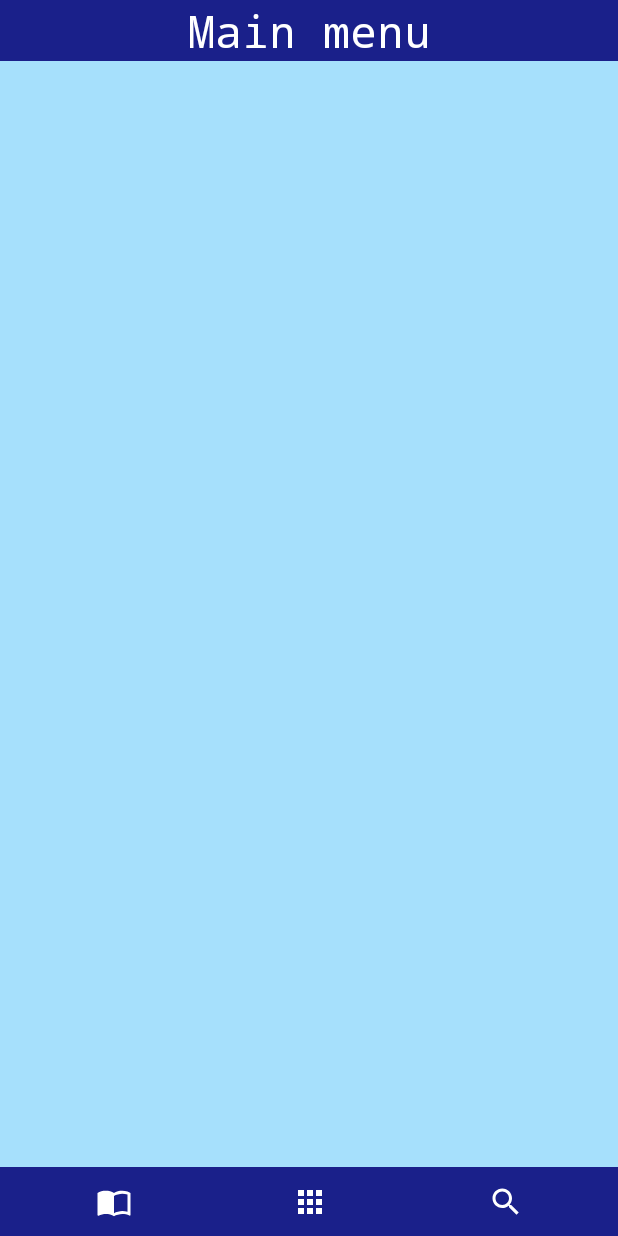
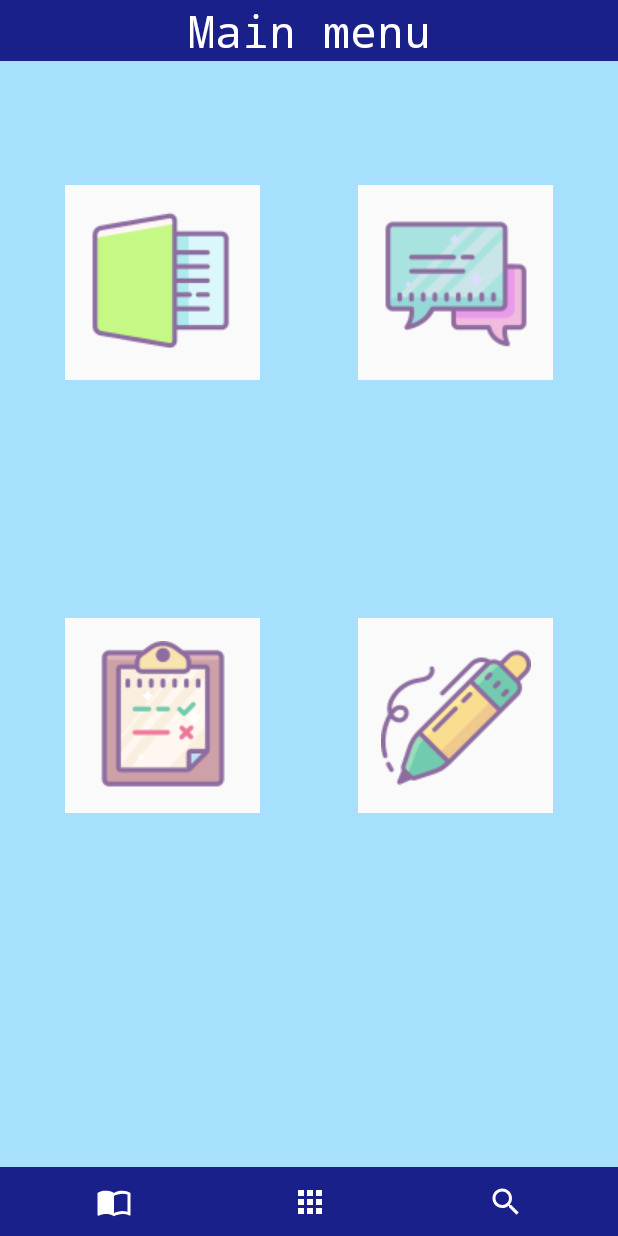
Before and after one commit to Anastasia-98Moiseeva/words-learning, an Android app: the screen it shows after launch (MainApplication), after a tap on "TEACHER", on a phone screen of 412 x 824 dp. Run offline under Robolectric (Android 15) with nearby library versions, the phone set to English and light mode, and no system bars.

Commit message:
add icons

```diff
--- a/app/src/main/res/layout/fragment_teacher.xml
+++ b/app/src/main/res/layout/fragment_teacher.xml
@@ -1,6 +1,7 @@
 <?xml version="1.0" encoding="utf-8"?>
 <android.support.constraint.ConstraintLayout
-        xmlns:android="http://schemas.android.com/apk/res/android" xmlns:app="http://schemas.android.com/apk/res-auto"
+        xmlns:android="http://schemas.android.com/apk/res/android"
+        xmlns:app="http://schemas.android.com/apk/res-auto"
         xmlns:tools="http://schemas.android.com/tools"
         android:orientation="vertical"
         android:layout_width="match_parent"
@@ -14,7 +15,74 @@
             android:textSize="30sp"
             android:fontFamily="monospace"
             app:layout_constraintEnd_toEndOf="parent"
-            app:layout_constraintTop_toTopOf="parent" app:layout_constraintStart_toStartOf="parent"
-            android:layout_marginStart="8dp" app:layout_constraintHorizontal_bias="1.0" android:id="@+id/textView2"/>
+            app:layout_constraintTop_toTopOf="parent"
+            app:layout_constraintStart_toStartOf="parent"
+            android:layout_marginStart="8dp"
+            app:layout_constraintHorizontal_bias="1.0"
+            android:id="@+id/textView2"/>
+
+    <android.support.constraint.Guideline
+            android:id="@+id/guideline"
+            android:layout_width="100dp"
+            android:layout_height="100dp"
+            android:orientation="vertical"
+            app:layout_constraintGuide_percent="0.42"/>
+
+    <android.support.constraint.Guideline
+            android:id="@+id/guideline1"
+            android:layout_width="wrap_content"
+            android:layout_height="wrap_content"
+            android:orientation="vertical"
+            app:layout_constraintGuide_percent="0.58"/>
+
+    <android.support.constraint.Guideline
+            android:id="@+id/guideline2"
+            android:layout_width="wrap_content"
+            android:layout_height="wrap_content"
+            android:orientation="horizontal"
+            app:layout_constraintGuide_percent="0.15"/>
+
+    <android.support.constraint.Guideline
+            android:id="@+id/guideline3"
+            android:layout_width="wrap_content"
+            android:layout_height="wrap_content"
+            android:orientation="horizontal"
+            app:layout_constraintGuide_percent="0.5"/>
+
+    <ImageButton
+            android:layout_width="130dp"
+            android:layout_height="130dp"
+            android:background="@color/button"
+            app:srcCompat="@drawable/ic_test1"
+            android:id="@+id/imageButton19"
+            app:layout_constraintTop_toTopOf="@+id/guideline2"
+            app:layout_constraintStart_toStartOf="@+id/guideline1"/>
+
+    <ImageButton
+            android:layout_width="130dp"
+            android:layout_height="130dp"
+            android:background="@color/button"
+            app:srcCompat="@drawable/ic_test2"
+            android:id="@+id/imageButton20"
+            app:layout_constraintTop_toTopOf="@+id/guideline3"
+            app:layout_constraintEnd_toStartOf="@+id/guideline"/>
+
+    <ImageButton
+            android:layout_width="130dp"
+            android:layout_height="130dp"
+            android:background="@color/button"
+            app:srcCompat="@drawable/ic_test3"
+            android:id="@+id/imageButton21"
+            app:layout_constraintTop_toTopOf="@+id/guideline3"
+            app:layout_constraintStart_toStartOf="@+id/guideline1"/>
+
+    <ImageButton
+            android:layout_width="130dp"
+            android:layout_height="130dp"
+            android:background="@color/button"
+            app:srcCompat="@drawable/ic_test4"
+            android:id="@+id/imageButton22"
+            app:layout_constraintEnd_toStartOf="@+id/guideline"
+            app:layout_constraintTop_toTopOf="@+id/guideline2"/>
 
 </android.support.constraint.ConstraintLayout>
```
Also changed, not shown: app/src/main/res/drawable/ic_test1.png, app/src/main/res/drawable/ic_test2.png, app/src/main/res/drawable/ic_test3.png, app/src/main/res/drawable/ic_test4.png.
